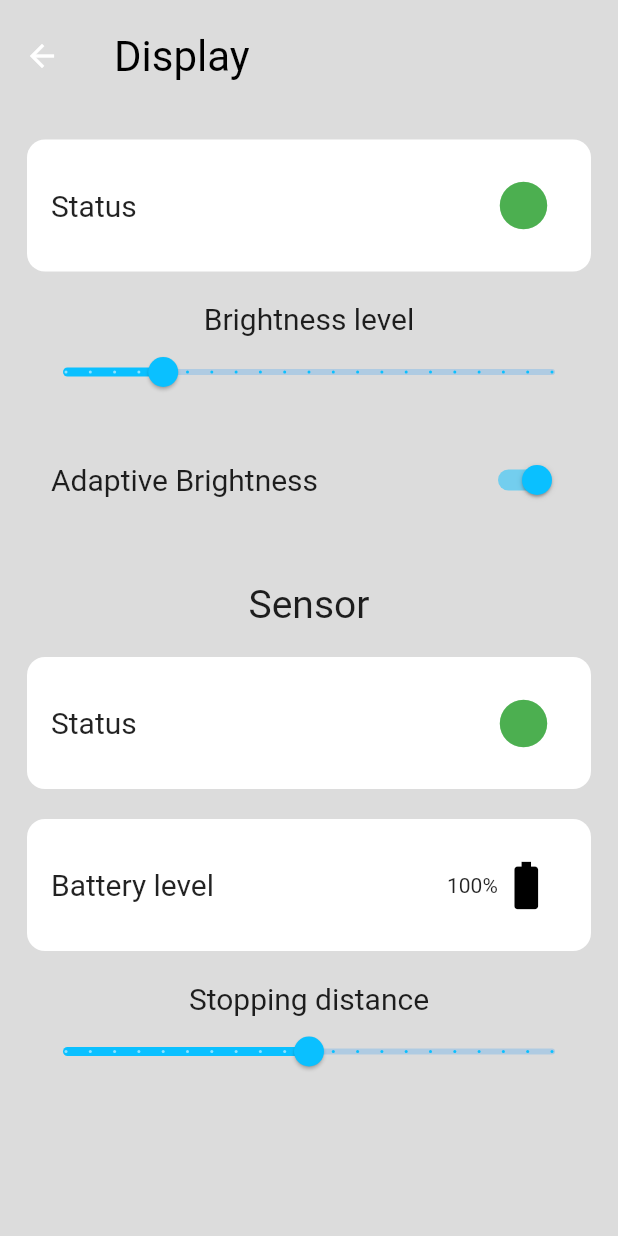
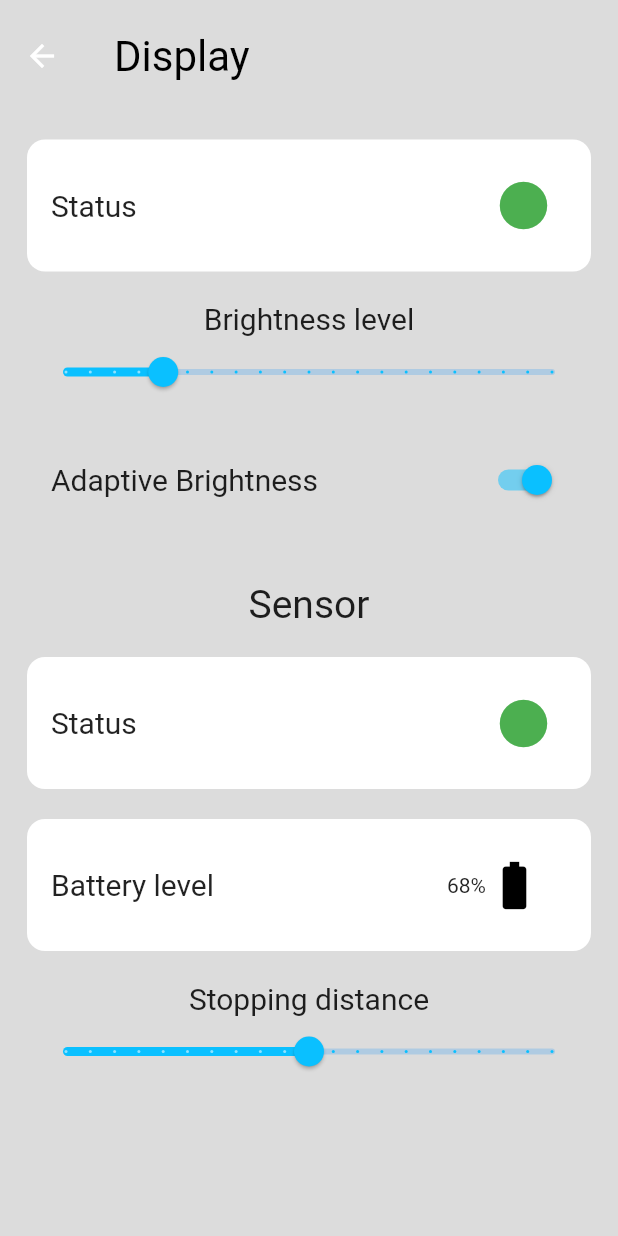
Before and after one commit to RoadSage/roadsage-app, a Flutter app: the DisplayScreen screen opened by its route, on a phone screen of 412 x 824 dp. Run offline on Flutter 3.47's test engine with Material 2 defaults, Android fonts, the phone set to English and light mode, and no system bars; our stand-ins replace firebase_auth, firebase_core, flutter_riverpod, flutter_secure_storage, flutter_signin_button, fluttertoast and 4 more; missing offline and left inert: flutter_facebook_auth, flutter_settings_ui, lifecycle; accounts and stored records are empty.

Commit message:
Add RemoteModel, DisplayModel improvements
- Adds RemoteModel to store the start of the remote controller
- Improves DisplayModel to contain state & battery level
- Adds callbacks to toggle state in various models
- Connect the "(Dis)Connected" button on the app bar the the DisplayModel
- Change default screen to HomeScreen
- Make app drawer close when an item is selected

Signed-off-by: Kajetan Puchalski <2457183P@student.gla.ac.uk>

```diff
--- a/lib/constants.dart
+++ b/lib/constants.dart
@@ -20,7 +20,6 @@ class Constants {
   static const String byUnitic = "By Unitic";
   static const String troubleSigning = "Trouble Signing in?";
 
-  static const String connected = "Connected";
   static const String help = "Help & Feedback";
   static const String devices = "Devices";
   static const String home = "Home";
@@ -45,6 +44,9 @@ class RoadSageStrings {
   static const String faqs = 'FAQs';
   static const String rateUs = 'Rate Us';
   static const String contactUs = 'Contact Us';
+
+  static const String connected = 'Connected';
+  static const String disconnected = 'Disconnected';
 
   static const String formName = 'Name';
   static const String formFirstName = 'First Name';
--- a/lib/screens/display.dart
+++ b/lib/screens/display.dart
@@ -41,15 +41,19 @@ class _DisplayScreenState extends ConsumerState<DisplayScreen> {
                   RoadSageStrings.status,
                   style: TextStyle(fontSize: 20),
                 ),
-                trailing: const Padding(
-                  padding: EdgeInsets.only(right: 10.0),
+                trailing: Padding(
+                  padding: const EdgeInsets.only(right: 10.0),
                   child: Icon(
                     Icons.circle,
                     size: 38,
-                    color: Colors.green,
+                    color:
+                        displayModel.displayStatus ? Colors.green : Colors.red,
                   ),
                 ),
                 tileColor: Colors.white,
+                onTap: () => ref
+                    .read(displayModelProvider.notifier)
+                    .switchDisplayStatus(!displayModel.displayStatus),
               ),
               const SizedBox(height: 20),
               const Center(
@@ -63,7 +67,7 @@ class _DisplayScreenState extends ConsumerState<DisplayScreen> {
                 max: 100,
                 divisions: 20,
                 activeColor: RoadSageColours.lightBlue,
-                label: displayModel.brightnessLevel.round().toString() + "%",
+                label: "${displayModel.brightnessLevel.round()}%",
                 onChanged: (double value) {
                   setState(() {
                     ref
@@ -84,7 +88,7 @@ class _DisplayScreenState extends ConsumerState<DisplayScreen> {
                   setState(() {
                     ref
                         .read(displayModelProvider.notifier)
-                        .toggleAdaptiveBrightness(value);
+                        .switchAdaptiveBrightness(value);
                   });
                 },
               ),
@@ -104,15 +108,19 @@ class _DisplayScreenState extends ConsumerState<DisplayScreen> {
                   RoadSageStrings.status,
                   style: TextStyle(fontSize: 20),
                 ),
-                trailing: const Padding(
-                  padding: EdgeInsets.only(right: 10.0),
+                trailing: Padding(
+                  padding: const EdgeInsets.only(right: 10.0),
                   child: Icon(
                     Icons.circle,
                     size: 38,
-                    color: Colors.green,
+                    color:
+                        displayModel.sensorStatus ? Colors.green : Colors.red,
                   ),
                 ),
                 tileColor: Colors.white,
+                onTap: () => ref
+                    .read(displayModelProvider.notifier)
+                    .switchSensorStatus(!displayModel.sensorStatus),
               ),
               const SizedBox(height: 20),
               ListTile(
@@ -126,9 +134,9 @@ class _DisplayScreenState extends ConsumerState<DisplayScreen> {
                 trailing: SizedBox(
                   width: 80,
                   child: Row(
-                    children: const [
-                      Text('100%'),
-                      Icon(
+                    children: [
+                      Text('${displayModel.batteryLevel}%'),
+                      const Icon(
                         Icons.battery_std_outlined,
                         size: 38,
                         color: Colors.black,
```
Also changed, not shown: lib/main.dart (+13 -7 lines), lib/screens/remote.dart (+16 -9 lines), lib/state/models.dart (+56 -3 lines).
